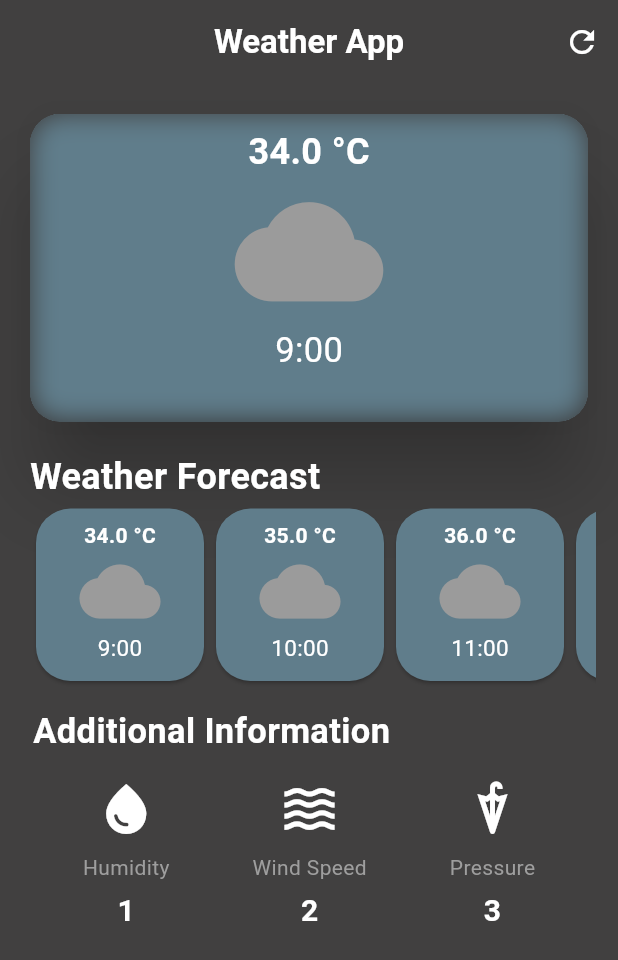
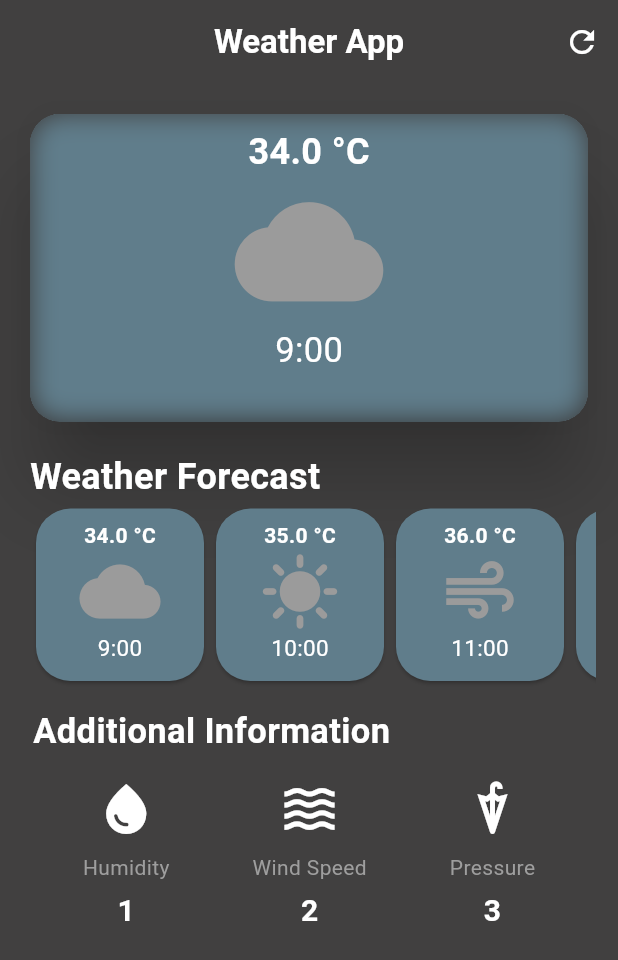
Before and after one commit to gitameerhamza/weatherApp, a Flutter app: the screen it shows after launch, on a phone screen of 412 x 824 dp. Shown: the top 960 px of the screen. Run offline on Flutter 3.47's test engine with Material 3 defaults, Android fonts, the phone set to English and light mode, and no system bars.

Commit message:
wheather forecast arguments update

```diff
--- a/lib/main.dart
+++ b/lib/main.dart
@@ -51,12 +51,12 @@ class MyApp extends StatelessWidget {
                     child: Row(
                       mainAxisAlignment: MainAxisAlignment.spaceEvenly,
                       children: [
-                        newwetherCard('34.0 °C','9:00'),
-                        newwetherCard('35.0 °C','10:00'),
-                        newwetherCard('36.0 °C','11:00'),
-                        newwetherCard('37.0 °C','12:00'),
-                        newwetherCard('38.0 °C','01:00'),
-                        newwetherCard('39.0 °C','02:00')
+                        newwetherCard('34.0 °C','9:00',Icons.cloud),
+                        newwetherCard('35.0 °C','10:00',Icons.sunny),
+                        newwetherCard('36.0 °C','11:00',Icons.air),
+                        newwetherCard('37.0 °C','12:00',Icons.thunderstorm),
+                        newwetherCard('38.0 °C','01:00',Icons.sunny),
+                        newwetherCard('39.0 °C','02:00',Icons.foggy)
                       ],
                     ),
                   )
--- a/lib/weatherforecast.dart
+++ b/lib/weatherforecast.dart
@@ -1,6 +1,6 @@
 import 'package:flutter/material.dart';
 
-SizedBox newwetherCard(String Temperature,String Time) {
+SizedBox newwetherCard(String Temperature,String Time,IconData icon) {
   return SizedBox(
     height: 123,
     width: 120,
@@ -18,10 +18,10 @@ SizedBox newwetherCard(String Temperature,String Time) {
                   fontSize: 14,
                   color: Color.fromARGB(255, 255, 255, 255)),
             ),
-            const Icon(
-              Icons.cloud,
+            Icon(
+              icon,
               size: 54,
-              color: Color.fromARGB(255, 155, 155, 155),
+              color: const Color.fromARGB(255, 155, 155, 155),
             ),
             Text(
               Time,
```
